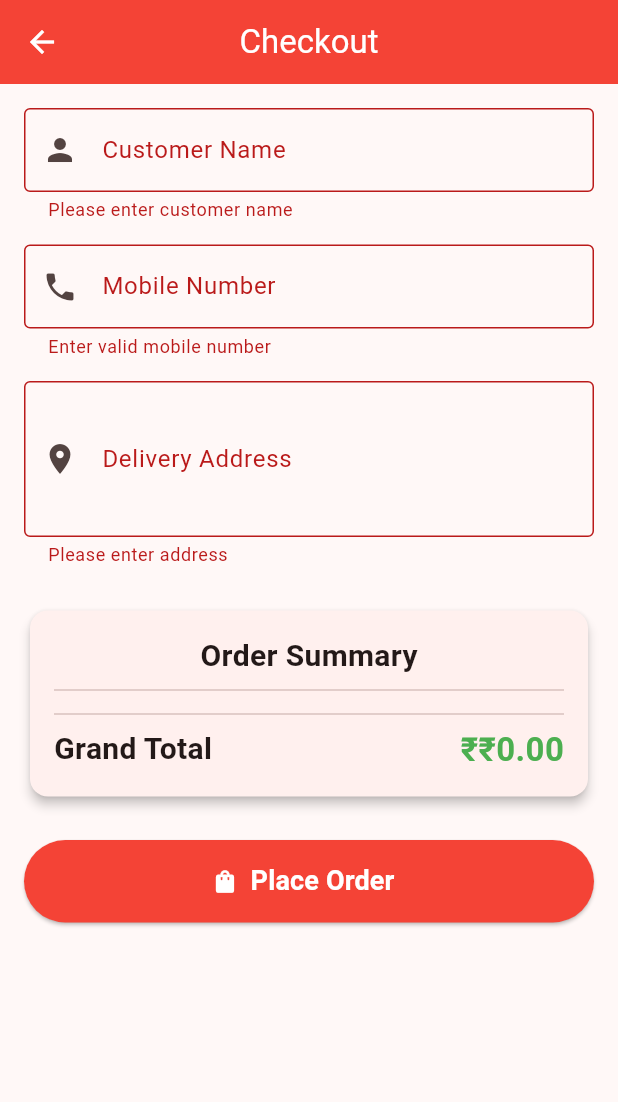
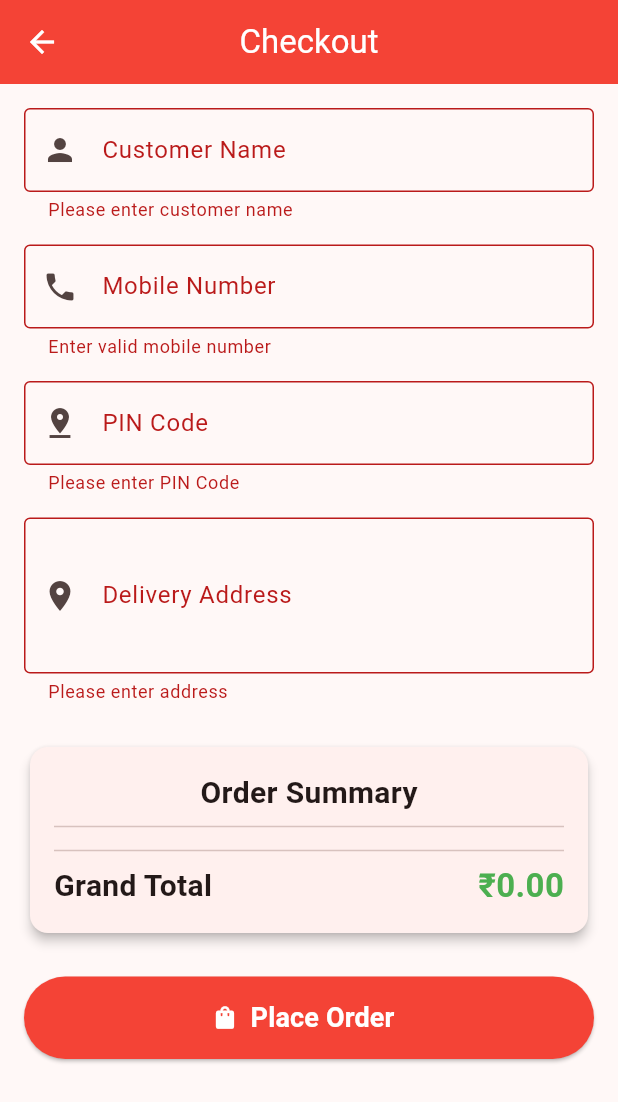
Before and after one commit to shripati7/Arihant-Bike-Scooty-Spare-App, a Flutter app: the CheckoutScreen screen opened directly with empty values, after a tap on "Place Order", on a phone screen of 412 x 824 dp. Shown: the top 1102 px of the screen. Run offline on Flutter 3.47's test engine with Material 3 defaults, Android fonts, the light colour scheme and no system bars; our stand-ins replace cached_network_image, carousel_slider, cloud_firestore, firebase_auth, firebase_core, firebase_storage and 5 more; accounts and stored records are empty.

Commit message:
Final v1.0 - checkout, orders, banner management and image upload improvements

```diff
--- a/lib/models/order_model.dart
+++ b/lib/models/order_model.dart
@@ -3,6 +3,7 @@ class OrderModel {
   final String customerName;
   final String mobile;
   final String address;
+  final String pinCode;
   final String orderDate;
   final List<Map<String, dynamic>> items;
   final double totalAmount;
@@ -13,6 +14,7 @@ class OrderModel {
     required this.customerName,
     required this.mobile,
     required this.address,
+    required this.pinCode,
     required this.orderDate,
     required this.items,
     required this.totalAmount,
@@ -28,6 +30,7 @@ class OrderModel {
       customerName: map["customerName"] ?? "",
       mobile: map["mobile"] ?? "",
       address: map["address"] ?? "",
+      pinCode: map["pinCode"] ?? "",
       orderDate: map["orderDate"] ?? "",
       items: List<Map<String, dynamic>>.from(
         map["items"] ?? [],
@@ -36,11 +39,13 @@ class OrderModel {
       status: map["status"] ?? "Pending",
     );
   }
+
   Map<String, dynamic> toMap() {
     return {
       "customerName": customerName,
       "mobile": mobile,
       "address": address,
+      "pinCode": pinCode,
       "orderDate": orderDate,
       "items": items,
       "totalAmount": totalAmount,
@@ -53,6 +58,7 @@ class OrderModel {
     String? customerName,
     String? mobile,
     String? address,
+    String? pinCode,
     String? orderDate,
     List<Map<String, dynamic>>? items,
     double? totalAmount,
@@ -63,6 +69,7 @@ class OrderModel {
       customerName: customerName ?? this.customerName,
       mobile: mobile ?? this.mobile,
       address: address ?? this.address,
+      pinCode: pinCode ?? this.pinCode,
       orderDate: orderDate ?? this.orderDate,
       items: items ?? this.items,
       totalAmount: totalAmount ?? this.totalAmount,
--- a/lib/screens/cart_screen.dart
+++ b/lib/screens/cart_screen.dart
@@ -57,13 +57,13 @@ class CartScreen extends StatelessWidget {
                                   children: [
                                     const SizedBox(height: 4),
                                     Text(
-                                      "₹${PricingHelper.format(item.price)} × ${item.quantity}",
+                                      "${PricingHelper.format(item.price)} × ${item.quantity}",
                                       style: const TextStyle(
                                         fontWeight: FontWeight.bold,
                                       ),
                                     ),
                                     Text(
-                                      "Subtotal : ₹${item.total.toStringAsFixed(0)}",
+                                      "Subtotal : ${PricingHelper.format(item.total)}",
                                     ),
                                     const SizedBox(height: 8),
                                     if (wholesaleApplied)
@@ -153,7 +153,7 @@ class CartScreen extends StatelessWidget {
                   child: Column(
                     children: [
                       Text(
-                        "Grand Total : ₹${PricingHelper.format(cart.totalAmount)}",
+                        "Grand Total : ${PricingHelper.format(cart.totalAmount)}",
                         style: const TextStyle(
                           fontSize: 22,
                           fontWeight: FontWeight.bold,
--- a/lib/screens/checkout_screen.dart
+++ b/lib/screens/checkout_screen.dart
@@ -25,6 +25,8 @@ class _CheckoutScreenState extends State<CheckoutScreen> {
 
   final TextEditingController mobileController = TextEditingController();
 
+  final TextEditingController pinCodeController = TextEditingController();
+
   final TextEditingController addressController = TextEditingController();
 
   final OrderService orderService = OrderService.instance;
@@ -33,6 +35,7 @@ class _CheckoutScreenState extends State<CheckoutScreen> {
   void dispose() {
     nameController.dispose();
     mobileController.dispose();
+    pinCodeController.dispose();
     addressController.dispose();
     super.dispose();
   }
@@ -65,6 +68,7 @@ class _CheckoutScreenState extends State<CheckoutScreen> {
       id: null,
       customerName: nameController.text.trim(),
       mobile: mobileController.text.trim(),
+      pinCode: pinCodeController.text.trim(),
       address: addressController.text.trim(),
       orderDate: DateTime.now().toIso8601String(),
       items: items,
@@ -135,6 +139,27 @@ class _CheckoutScreenState extends State<CheckoutScreen> {
               ),
               const SizedBox(height: 15),
               TextFormField(
+                controller: pinCodeController,
+                keyboardType: TextInputType.number,
+                maxLength: 6,
+                decoration: const InputDecoration(
+                  labelText: "PIN Code",
+                  border: OutlineInputBorder(),
+                  prefixIcon: Icon(Icons.pin_drop),
+                  counterText: "",
+                ),
+                validator: (value) {
+                  if (value == null || value.trim().isEmpty) {
+                    return "Please enter PIN Code";
+                  }
+                  if (value.trim().length != 6) {
+                    return "PIN Code must be exactly 6 digits";
+                  }
+                  return null;
+                },
+              ),
+              const SizedBox(height: 15),
+              TextFormField(
                 controller: addressController,
                 maxLines: 3,
                 decoration: const InputDecoration(
@@ -180,11 +205,11 @@ class _CheckoutScreenState extends State<CheckoutScreen> {
                                 ),
                               ),
                               Text(
-                                "${item.quantity} × ₹${PricingHelper.format(item.price)}",
+                                "${item.quantity} × ${PricingHelper.format(item.price)}",
                               ),
                               const SizedBox(width: 12),
                               Text(
-                                "₹${PricingHelper.format(item.total)}",
+                                PricingHelper.format(item.total),
                                 style: const TextStyle(
                                   fontWeight: FontWeight.bold,
                                 ),
@@ -205,7 +230,7 @@ class _CheckoutScreenState extends State<CheckoutScreen> {
                             ),
                           ),
                           Text(
-                            "₹${PricingHelper.format(cart.totalAmount)}",
+                            PricingHelper.format(cart.totalAmount),
                             style: const TextStyle(
                               fontSize: 22,
                               color: Colors.green,
--- a/lib/services/order_service.dart
+++ b/lib/services/order_service.dart
@@ -18,6 +18,7 @@ class OrderService {
       customerName: order.customerName,
       mobile: order.mobile,
       address: order.address,
+      pinCode: order.pinCode,
       totalAmount: order.totalAmount,
       orderDate: DateTime.now().toIso8601String(),
       status: "Pending",
--- a/pubspec.yaml
+++ b/pubspec.yaml
@@ -31,6 +31,12 @@ dependencies:
   # Image Picker
   image_picker: ^1.1.2
 
+  # Image Cache (Performance)
+  cached_network_image: ^3.4.1
+
+  # Image Compression (Performance)
+  flutter_image_compress: ^2.4.0
+
   # PDF Invoice
   pdf: ^3.11.3
   printing: ^5.14.2
```
Also changed, not shown: lib/admin/edit_product_screen.dart (+6 -2 lines), lib/screens/home_screen.dart (+13 -3 lines), lib/services/image_upload_service.dart (+26 -1 lines), lib/widgets/product_card.dart (+20 -9 lines), lib/admin/manage_banners_screen.dart (added), pubspec.lock, 1 other file.
